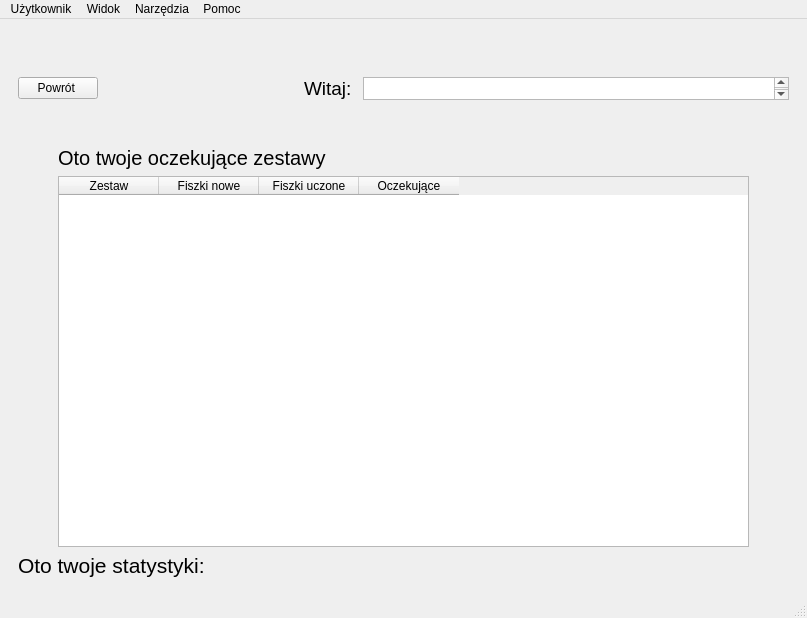
This is src/qt_ui/mainwindow.ui in Michalmo12345/FlashcardQTApp as Qt 5 draws it before an edit. The edited form follows.
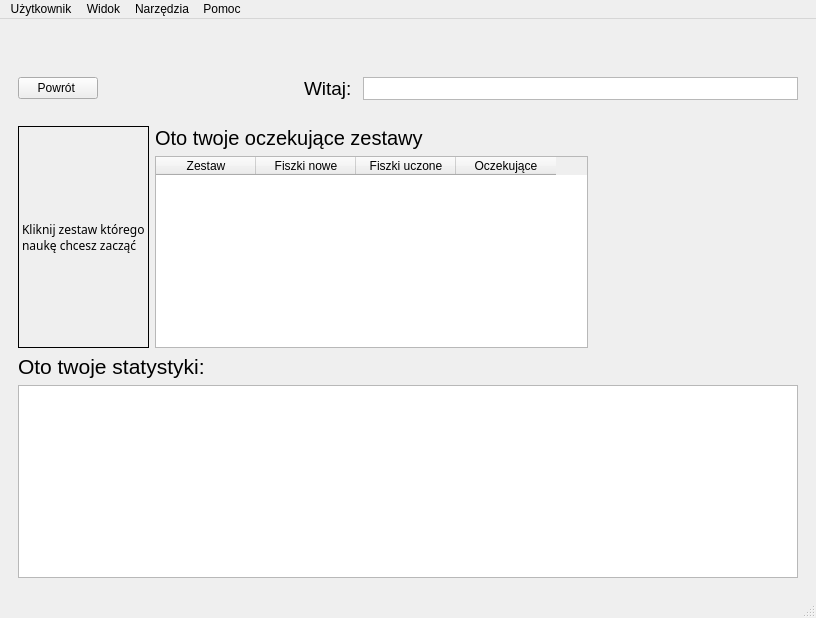
This is the edited form.

Commit message: Stats implemented but need to fix

Diff of the .ui file:
```diff
--- a/src/qt_ui/mainwindow.ui
+++ b/src/qt_ui/mainwindow.ui
@@ -6,7 +6,7 @@
    <rect>
     <x>0</x>
     <y>0</y>
-    <width>807</width>
+    <width>816</width>
     <height>618</height>
    </rect>
   </property>
@@ -544,6 +544,12 @@
                 <verstretch>0</verstretch>
                </sizepolicy>
               </property>
+              <property name="verticalScrollBarPolicy">
+               <enum>Qt::ScrollBarAlwaysOff</enum>
+              </property>
+              <property name="horizontalScrollBarPolicy">
+               <enum>Qt::ScrollBarAlwaysOff</enum>
+              </property>
               <property name="textInteractionFlags">
                <set>Qt::NoTextInteraction</set>
               </property>
@@ -564,7 +570,7 @@
           <property name="sizeHint" stdset="0">
            <size>
             <width>20</width>
-            <height>40</height>
+            <height>20</height>
            </size>
           </property>
          </spacer>
@@ -572,20 +578,33 @@
         <item>
          <layout class="QHBoxLayout" name="horizontalLayout_13">
           <item>
-           <spacer name="horizontalSpacer_3">
-            <property name="orientation">
-             <enum>Qt::Horizontal</enum>
+           <widget class="QLabel" name="label_10">
+            <property name="font">
+             <font>
+              <family>Ubuntu Mono</family>
+              <weight>50</weight>
+              <bold>false</bold>
+             </font>
             </property>
-            <property name="sizeType">
-             <enum>QSizePolicy::Maximum</enum>
+            <property name="layoutDirection">
+             <enum>Qt::LeftToRight</enum>
             </property>
-            <property name="sizeHint" stdset="0">
-             <size>
-              <width>40</width>
-              <height>20</height>
-             </size>
+            <property name="frameShape">
+             <enum>QFrame::Box</enum>
             </property>
-           </spacer>
+            <property name="text">
+             <string>Kliknij zestaw którego naukę chcesz zacząć</string>
+            </property>
+            <property name="scaledContents">
+             <bool>true</bool>
+            </property>
+            <property name="wordWrap">
+             <bool>true</bool>
+            </property>
+            <property name="openExternalLinks">
+             <bool>false</bool>
+            </property>
+           </widget>
           </item>
           <item>
            <layout class="QVBoxLayout" name="verticalLayout_11">
@@ -637,8 +656,8 @@
             </property>
             <property name="sizeHint" stdset="0">
              <size>
-              <width>40</width>
-              <height>20</height>
+              <width>210</width>
+              <height>50</height>
              </size>
             </property>
            </spacer>
@@ -657,6 +676,13 @@
           </property>
          </widget>
         </item>
+        <item>
+         <widget class="QTextEdit" name="statsEdit">
+          <property name="textInteractionFlags">
+           <set>Qt::TextEditable</set>
+          </property>
+         </widget>
+        </item>
        </layout>
       </widget>
       <widget class="QWidget" name="page_5">
@@ -701,7 +727,7 @@
     <rect>
      <x>0</x>
      <y>0</y>
-     <width>807</width>
+     <width>816</width>
      <height>22</height>
     </rect>
    </property>
```
Left out of the diff: 3 changed lines with no effect on the pictures. The commit also changes 4 other files.
